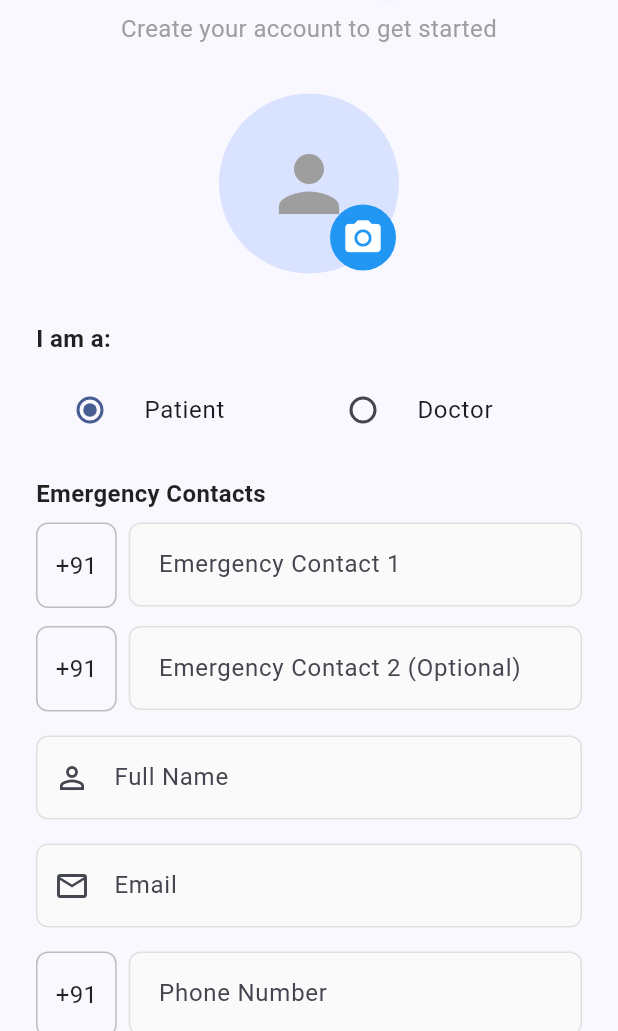
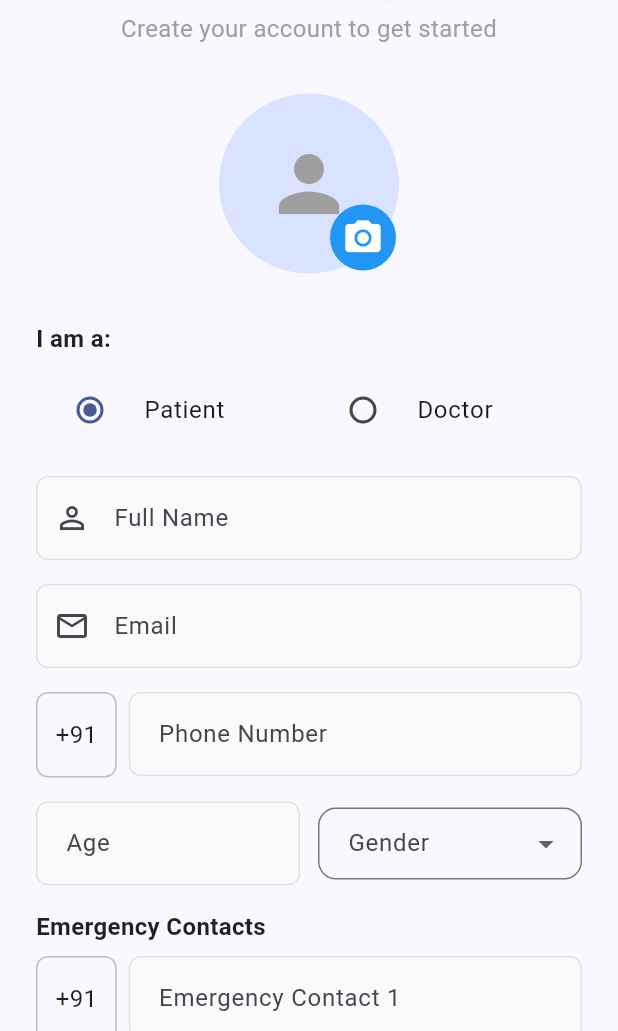
Before and after one commit to LokitGupta/Medical-App, a Flutter app: the SignupScreen screen opened by its route, on a phone screen of 412 x 824 dp, the part 205-1236 px from its top. Run offline on Flutter 3.47's test engine with Material 3 defaults, Android fonts, the phone set to English and light mode, and no system bars; our stand-ins replace file_picker, flutter_dotenv, flutter_local_notifications, flutter_riverpod, geolocator, go_router and 4 more; missing offline and left inert: flutter_sms, flutter_stripe; accounts and stored records are empty.

Commit message:
Seventh Commit

```diff
--- a/lib/providers/auth_provider.dart
+++ b/lib/providers/auth_provider.dart
@@ -98,12 +98,10 @@ class AuthNotifier extends StateNotifier<AuthState> {
     String? clinicAddress,
     double? consultationFee,
     String? specialty,
-    String? emergencyContact1,
-    String? emergencyContact2,
     Uint8List? profileImageBytes,
     String? profileImageFileName,
   }) async {
-    state = const AuthState(isLoading: true);
+    state = state.copyWith(isLoading: true, error: null);
     try {
       // Sign up with Supabase Auth
       final response = await _client.auth.signUp(
@@ -144,6 +142,8 @@ class AuthNotifier extends StateNotifier<AuthState> {
             specialty: specialty,
             qualifications: null,
             idProofUrl: idProofUrl,
+            profileImageBytes: profileImageBytes,
+            profileImageFileName: profileImageFileName,
           );
 
           final user = UserModel(
--- a/lib/views/auth/signup_screen.dart
+++ b/lib/views/auth/signup_screen.dart
@@ -313,77 +313,6 @@ class _SignupScreenState extends ConsumerState<SignupScreen> {
                 const SizedBox(height: 16),
 
                 // --- Patient Specific Fields: Emergency Contacts ---
-                if (_selectedRole == 'patient') ...[
-                  const Text(
-                    'Emergency Contacts',
-                    style: TextStyle(fontSize: 16, fontWeight: FontWeight.bold),
-                  ),
-                  const SizedBox(height: 8),
-                  Row(
-                    crossAxisAlignment: CrossAxisAlignment.start,
-                    children: [
-                      Container(
-                        padding: const EdgeInsets.symmetric(
-                            horizontal: 12, vertical: 16),
-                        decoration: BoxDecoration(
-                          border: Border.all(color: Colors.grey.shade400),
-                          borderRadius: BorderRadius.circular(8),
-                        ),
-                        child:
-                            const Text('+91', style: TextStyle(fontSize: 16)),
-                      ),
-                      const SizedBox(width: 8),
-                      Expanded(
-                        child: CustomTextField(
-                          controller: _emergencyContact1Controller,
-                          labelText: 'Emergency Contact 1',
-                          hintText: '10-digit mobile number',
-                          keyboardType: TextInputType.phone,
-                          validator: (value) {
-                            if (_selectedRole == 'patient') {
-                              return _validatePhone(value);
-                            }
-                            return null;
-                          },
-                        ),
-                      ),
-                    ],
-                  ),
-                  const SizedBox(height: 12),
-                  Row(
-                    crossAxisAlignment: CrossAxisAlignment.start,
-                    children: [
-                      Container(
-                        padding: const EdgeInsets.symmetric(
-                            horizontal: 12, vertical: 16),
-                        decoration: BoxDecoration(
-                          border: Border.all(color: Colors.grey.shade400),
-                          borderRadius: BorderRadius.circular(8),
-                        ),
-                        child:
-                            const Text('+91', style: TextStyle(fontSize: 16)),
-                      ),
-                      const SizedBox(width: 8),
-                      Expanded(
-                        child: CustomTextField(
-                          controller: _emergencyContact2Controller,
-                          labelText: 'Emergency Contact 2 (Optional)',
-                          hintText: '10-digit mobile number',
-                          keyboardType: TextInputType.phone,
-                          validator: (value) {
-                            if (_selectedRole == 'patient' &&
-                                value != null &&
-                                value.trim().isNotEmpty) {
-                              return _validatePhone(value);
-                            }
-                            return null;
-                          },
-                        ),
-                      ),
-                    ],
-                  ),
-                  const SizedBox(height: 16),
-                ],
 
                 // --- Doctor Specific Fields ---
                 if (_selectedRole == 'doctor') ...[
@@ -547,11 +476,16 @@ class _SignupScreenState extends ConsumerState<SignupScreen> {
                         value: _selectedGender,
                         items: const [
                           DropdownMenuItem(value: 'Male', child: Text('Male')),
-                          DropdownMenuItem(value: 'Female', child: Text('Female')),
-                          DropdownMenuItem(value: 'Other', child: Text('Other')),
-                          DropdownMenuItem(value: 'Prefer not to say', child: Text('Prefer not to say')),
+                          DropdownMenuItem(
+                              value: 'Female', child: Text('Female')),
+                          DropdownMenuItem(
+                              value: 'Other', child: Text('Other')),
+                          DropdownMenuItem(
+                              value: 'Prefer not to say',
+                              child: Text('Prefer not to say')),
                         ],
-                        onChanged: (val) => setState(() => _selectedGender = val),
+                        onChanged: (val) =>
+                            setState(() => _selectedGender = val),
                         validator: (value) {
                           if (value == null || value.isEmpty) {
                             return 'Please select gender';
@@ -563,6 +497,78 @@ class _SignupScreenState extends ConsumerState<SignupScreen> {
                   ],
                 ),
                 const SizedBox(height: 16),
+
+                if (_selectedRole == 'patient') ...[
+                  const Text(
+                    'Emergency Contacts',
+                    style: TextStyle(fontSize: 16, fontWeight: FontWeight.bold),
+                  ),
+                  const SizedBox(height: 8),
+                  Row(
+                    crossAxisAlignment: CrossAxisAlignment.start,
+                    children: [
+                      Container(
+                        padding: const EdgeInsets.symmetric(
+                            horizontal: 12, vertical: 16),
+                        decoration: BoxDecoration(
+                          border: Border.all(color: Colors.grey.shade400),
+                          borderRadius: BorderRadius.circular(8),
+                        ),
+                        child:
+                            const Text('+91', style: TextStyle(fontSize: 16)),
+                      ),
+                      const SizedBox(width: 8),
+                      Expanded(
+                        child: CustomTextField(
+                          controller: _emergencyContact1Controller,
+                          labelText: 'Emergency Contact 1',
+                          hintText: '10-digit mobile number',
+                          keyboardType: TextInputType.phone,
+                          validator: (value) {
+                            if (_selectedRole == 'patient') {
+                              return _validatePhone(value);
+                            }
+                            return null;
+                          },
+                        ),
+                      ),
+                    ],
+                  ),
+                  const SizedBox(height: 12),
+                  Row(
+                    crossAxisAlignment: CrossAxisAlignment.start,
+                    children: [
+                      Container(
+                        padding: const EdgeInsets.symmetric(
+                            horizontal: 12, vertical: 16),
+                        decoration: BoxDecoration(
+                          border: Border.all(color: Colors.grey.shade400),
+                          borderRadius: BorderRadius.circular(8),
+                        ),
+                        child:
+                            const Text('+91', style: TextStyle(fontSize: 16)),
+                      ),
+                      const SizedBox(width: 8),
+                      Expanded(
+                        child: CustomTextField(
+                          controller: _emergencyContact2Controller,
+                          labelText: 'Emergency Contact 2 (Optional)',
+                          hintText: '10-digit mobile number',
+                          keyboardType: TextInputType.phone,
+                          validator: (value) {
+                            if (_selectedRole == 'patient' &&
+                                value != null &&
+                                value.trim().isNotEmpty) {
+                              return _validatePhone(value);
+                            }
+                            return null;
+                          },
+                        ),
+                      ),
+                    ],
+                  ),
+                  const SizedBox(height: 16),
+                ],
 
                 // --- Doctor-only fields below identification and common fields ---
                 if (_selectedRole == 'doctor') ...[
@@ -582,7 +588,8 @@ class _SignupScreenState extends ConsumerState<SignupScreen> {
                     items: _specialties
                         .map((s) => DropdownMenuItem(value: s, child: Text(s)))
                         .toList(),
-                    onChanged: (val) => setState(() => _selectedSpecialty = val),
+                    onChanged: (val) =>
+                        setState(() => _selectedSpecialty = val),
                     validator: (value) {
                       if (_selectedRole == 'doctor' &&
                           (value == null || value.isEmpty)) {
```
Also changed, not shown: lib/models/user_model.dart (+12 -0 lines), lib/services/supabase_service.dart (+31 -25 lines), lib/views/appointments/appointment_details_screen.dart (+37 -2 lines).
